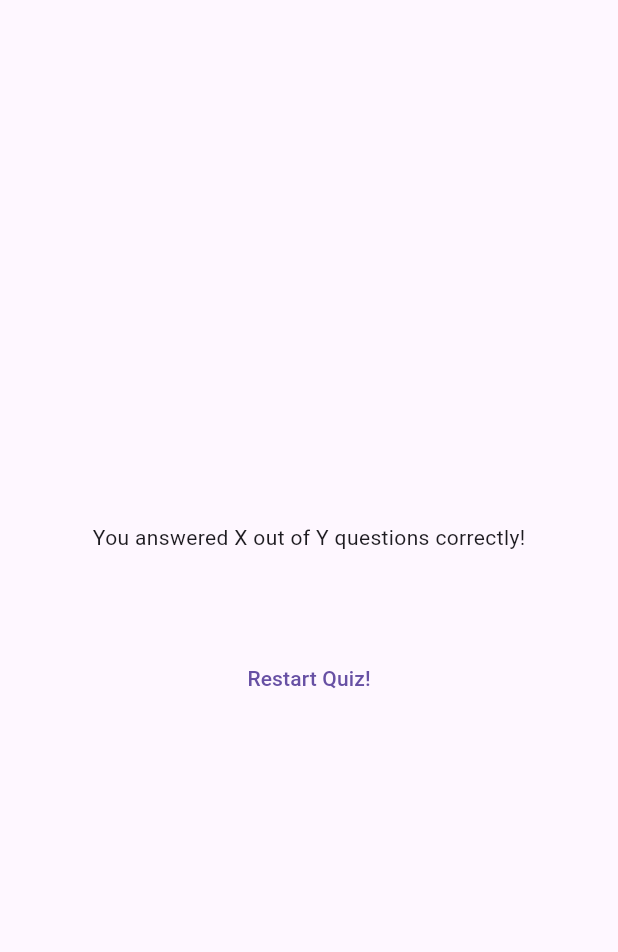
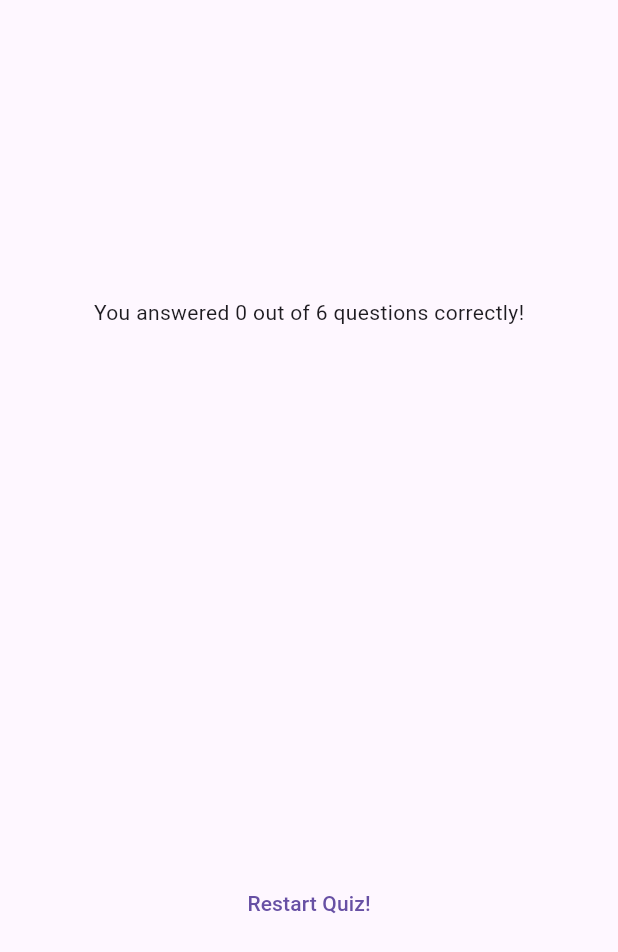
Before and after one commit to far1h/quiz_app, a Flutter app: the ResultsScreen widget shown alone on an empty page, opened directly with empty values, on a phone screen of 412 x 824 dp. Shown: the top 952 px of the screen. Run offline on Flutter 3.47's test engine with Material 3 defaults, Android fonts, the phone set to English and light mode, and no system bars; our stand-ins replace google_fonts.

Commit message:
Make Content Scrollable with SingleChildScrollView

```diff
--- a/lib/questions_summary.dart
+++ b/lib/questions_summary.dart
@@ -9,7 +9,10 @@ class QuestionsSummary extends StatelessWidget {
 
   @override
   Widget build(BuildContext context) {
-    return Column(
+    return SizedBox(
+      height: 300,
+      child: SingleChildScrollView(
+        child: Column(
           children: summaryData.map(
             (e) {
               return Row(children: [
@@ -27,6 +30,8 @@ class QuestionsSummary extends StatelessWidget {
               ],);
             },
           ).toList(),
+        ),
+      ),
     );
   }
 }
--- a/lib/results_screen.dart
+++ b/lib/results_screen.dart
@@ -24,6 +24,14 @@ class ResultsScreen extends StatelessWidget {
 
   @override
   Widget build(BuildContext context) {
+    final summaryData = getSummaryData();
+    final numTotalQuestions = questions.length;
+    final numCorrectQuestions = summaryData.where(
+      (element) {
+        return element['user_answer'] == element['correct_answer'];
+      },
+    ).length;
+
     return SizedBox(
         width: double.infinity,
         child: Container(
@@ -31,11 +39,11 @@ class ResultsScreen extends StatelessWidget {
             child: Column(
               mainAxisAlignment: MainAxisAlignment.center,
               children: [
-                const Text("You answered X out of Y questions correctly!"),
+                Text("You answered $numCorrectQuestions out of $numTotalQuestions questions correctly!"),
                 const SizedBox(
                   height: 30,
                 ),
-                QuestionsSummary(summaryData: getSummaryData(),),
+                QuestionsSummary(summaryData: summaryData,),
                 const SizedBox(
                   height: 30,
                 ),
```
Lines whose indentation alone changed are shown as unchanged.
